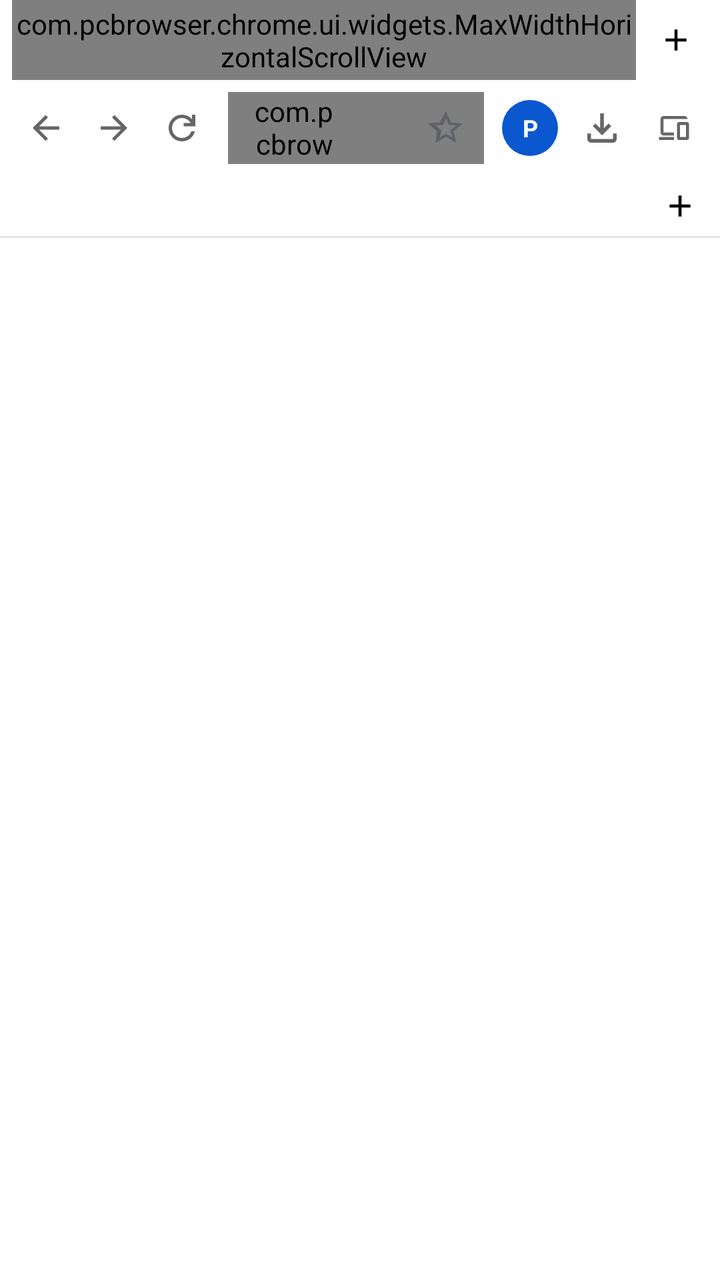
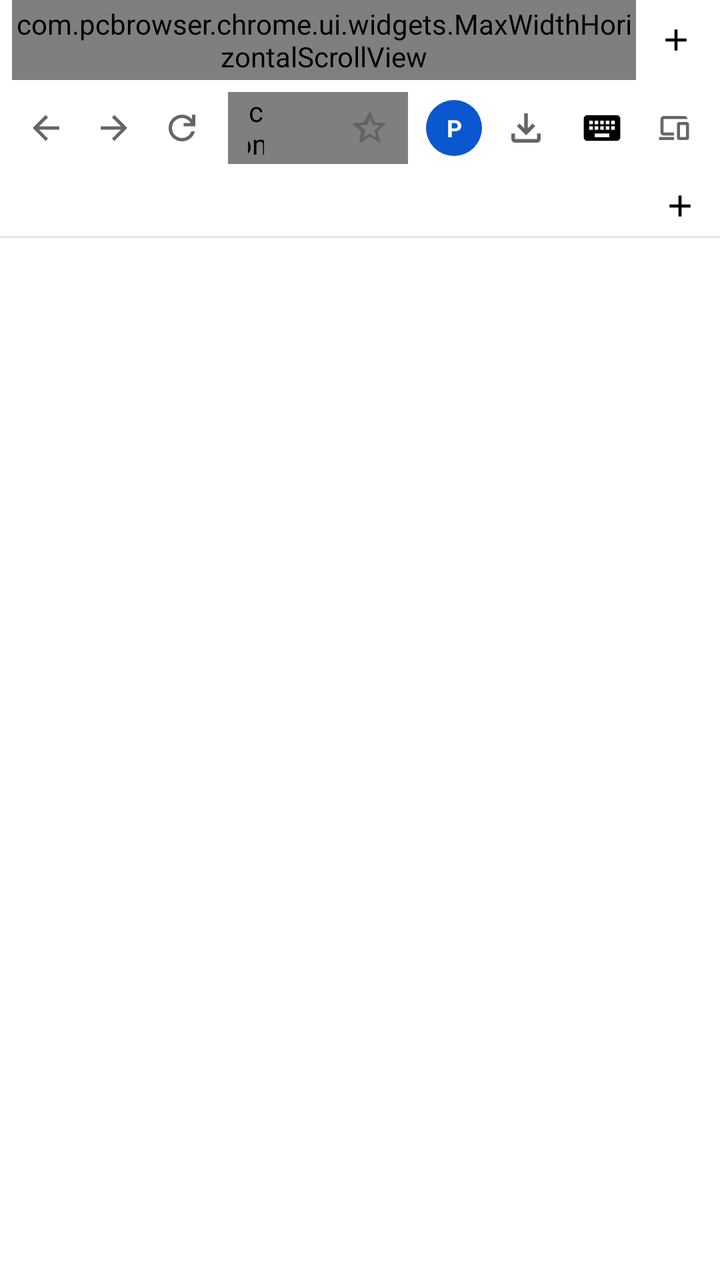

Two renders of the same Android screen: before a commit and after it. Below are the layout's source before the change and the commit's diff.
<!-- AndroidManifest.xml: application theme Theme.DeskWeb -->
<!-- res/layout/activity_main.xml -->
<?xml version="1.0" encoding="utf-8"?>
<LinearLayout xmlns:android="http://schemas.android.com/apk/res/android" xmlns:app="http://schemas.android.com/apk/res-auto"
    android:orientation="vertical"
    android:id="@+id/main_root"
    android:background="@color/ui_browser_settings_bg"
    android:layout_width="match_parent"
    android:layout_height="match_parent">
    <LinearLayout
        android:gravity="center_vertical"
        android:orientation="horizontal"
        android:id="@+id/titleBar"
        android:background="@color/ui_browser_titlebar_bg"
        android:layout_width="match_parent"
        android:layout_height="40dp"
        android:paddingStart="6dp"
        android:paddingEnd="6dp">
        <com.pcbrowser.chrome.ui.widgets.MaxWidthHorizontalScrollView
            android:id="@+id/tabScrollView"
            android:scrollbars="none"
            android:layout_width="0dp"
            android:layout_height="match_parent"
            android:layout_weight="1">
            <LinearLayout
                android:gravity="bottom"
                android:orientation="horizontal"
                android:id="@+id/tabStrip"
                android:layout_width="wrap_content"
                android:layout_height="match_parent"/>
        </com.pcbrowser.chrome.ui.widgets.MaxWidthHorizontalScrollView>
        <ImageButton
            android:id="@+id/btn_new_tab"
            android:background="@drawable/ui_browser_btn_primary_ripple"
            android:padding="7dp"
            android:layout_width="32dp"
            android:layout_height="32dp"
            android:src="@drawable/ui_browser_ic_add_regular"
            android:contentDescription="@string/browser_tab_new"
            android:layout_marginStart="4dp"/>
    </LinearLayout>
    <LinearLayout
        android:gravity="center_vertical"
        android:orientation="horizontal"
        android:id="@+id/toolbar"
        android:background="@color/ui_browser_toolbar_bg"
        android:paddingLeft="6dp"
        android:paddingTop="6dp"
        android:paddingRight="6dp"
        android:paddingBottom="6dp"
        android:layout_width="match_parent"
        android:layout_height="wrap_content"
        android:paddingHorizontal="6dp"
        android:paddingVertical="6dp">
        <ImageButton
            android:id="@+id/btn_back"
            android:background="@drawable/ui_browser_btn_nav"
            android:layout_width="34dp"
            android:layout_height="34dp"
            android:src="@drawable/ui_browser_ic_nav_left_20"
            android:contentDescription="@string/nav_go_back"/>
        <ImageButton
            android:id="@+id/btn_fwd"
            android:background="@drawable/ui_browser_btn_nav"
            android:layout_width="34dp"
            android:layout_height="34dp"
            android:src="@drawable/ui_browser_ic_nav_right_18"
            android:contentDescription="@string/nav_go_forward"/>
        <ImageButton
            android:id="@+id/btn_reload"
            android:background="@drawable/ui_browser_btn_nav"
            android:layout_width="34dp"
            android:layout_height="34dp"
            android:src="@drawable/ui_browser_ic_reload_20"
            android:contentDescription="@string/nav_reload"/>
        <FrameLayout
            android:layout_width="0dp"
            android:layout_height="36dp"
            android:layout_marginLeft="6dp"
            android:layout_marginRight="6dp"
            android:layout_weight="1"
            android:layout_marginHorizontal="6dp">
            <com.pcbrowser.chrome.ui.widgets.AddressBarView
                android:textSize="14sp"
                android:textColor="@color/text_default"
                android:textColorHint="@color/text_muted"
                android:ellipsize="end"
                android:id="@+id/addressBar"
                android:background="@drawable/ui_browser_edittext_search"
                android:layout_width="match_parent"
                android:layout_height="match_parent"
                android:hint="@string/browser_search_hint"
                android:maxLines="1"
                android:drawablePadding="8dp"
                android:completionThreshold="1"
                android:inputType="textUri"
                android:imeOptions="flagNoExtractUi|flagNoFullscreen|actionGo"
                android:dropDownHeight="wrap_content"
                android:dropDownVerticalOffset="8dp"
                android:drawableStart="@drawable/ui_browser_ic_google"
                android:paddingStart="10dp"
                android:paddingEnd="72dp"
                android:importantForAutofill="yes"/>
            <LinearLayout
                android:gravity="center_vertical"
                android:layout_gravity="end|center_vertical"
                android:orientation="horizontal"
                android:layout_width="wrap_content"
                android:layout_height="32dp"
                android:layout_marginEnd="4dp">
                <ImageButton
                    android:id="@+id/btn_clear_address"
                    android:background="@drawable/ui_browser_btn_nav"
                    android:padding="6dp"
                    android:visibility="gone"
                    android:layout_width="30dp"
                    android:layout_height="30dp"
                    android:src="@drawable/ui_browser_ic_close"
                    android:contentDescription="Clear"/>
                <ImageButton
                    android:id="@+id/btn_bookmark_star"
                    android:background="@drawable/ui_browser_btn_nav"
                    android:padding="5dp"
                    android:layout_width="30dp"
                    android:layout_height="30dp"
                    android:src="@drawable/ic_bookmark_star_24"
                    android:contentDescription="Bookmark this tab"/>
            </LinearLayout>
        </FrameLayout>
        <TextView
            android:textSize="12sp"
            android:textStyle="bold"
            android:textColor="#ffffff"
            android:gravity="center"
            android:id="@+id/btn_profile"
            android:background="@drawable/ui_browser_circle_avatar"
            android:focusable="true"
            android:clickable="true"
            android:layout_width="28dp"
            android:layout_height="28dp"
            android:layout_marginLeft="3dp"
            android:layout_marginRight="3dp"
            android:text="P"
            android:contentDescription="Switch Profile"
            android:layout_marginHorizontal="3dp"/>
        <ImageButton
            android:id="@+id/btn_downloads"
            android:background="@drawable/ui_browser_btn_nav"
            android:padding="6dp"
            android:layout_width="34dp"
            android:layout_height="34dp"
            android:layout_marginLeft="2dp"
            android:layout_marginRight="2dp"
            android:src="@drawable/ui_browser_ic_downloads"
            android:scaleType="centerCrop"
            android:contentDescription="@string/context_menu_downloads"
            android:layout_marginHorizontal="2dp"/>
        <ImageButton
            android:id="@+id/btn_menu"
            android:background="@drawable/ui_browser_btn_nav"
            android:padding="6dp"
            android:layout_width="34dp"
            android:layout_height="34dp"
            android:src="@drawable/ui_browser_ic_devices_18"
            android:contentDescription="@string/nav_settings"/>
    </LinearLayout>
    <LinearLayout
        android:gravity="center_vertical"
        android:orientation="horizontal"
        android:id="@+id/bookmarksBar"
        android:background="@color/ui_browser_toolbar_bg"
        android:layout_width="match_parent"
        android:layout_height="30dp"
        android:paddingStart="8dp"
        android:paddingEnd="8dp">
        <HorizontalScrollView
            android:scrollbars="none"
            android:layout_width="0dp"
            android:layout_height="match_parent"
            android:layout_weight="1">
            <LinearLayout
                android:gravity="center_vertical"
                android:orientation="horizontal"
                android:id="@+id/bookmarksContainer"
                android:layout_width="wrap_content"
                android:layout_height="match_parent"/>
        </HorizontalScrollView>
        <ImageButton
            android:id="@+id/btn_add_bookmark"
            android:background="@drawable/ui_browser_btn_nav"
            android:padding="5dp"
            android:layout_width="24dp"
            android:layout_height="24dp"
            android:src="@drawable/ui_browser_ic_add_regular"
            android:contentDescription="Add Bookmark"/>
    </LinearLayout>
    <View
        android:id="@+id/bookmarksDivider"
        android:background="@color/ui_card_border"
        android:layout_width="match_parent"
        android:layout_height="1dp"/>
    <ProgressBar
        android:id="@+id/pageProgressBar"
        android:visibility="gone"
        android:layout_width="match_parent"
        android:layout_height="2dp"
        android:max="100"
        android:indeterminate="false"
        android:progressDrawable="@color/ui_browser_ui_tint"
        style="?android:attr/progressBarStyleHorizontal"/>
    <FrameLayout
        android:id="@+id/contentFrame"
        android:layout_width="match_parent"
        android:layout_height="0dp"
        android:layout_weight="1">
        <FrameLayout
            android:id="@+id/tabContainer"
            android:layout_width="match_parent"
            android:layout_height="match_parent"/>
        <FrameLayout
            android:id="@+id/fullscreenCustomViewContainer"
            android:background="#000000"
            android:visibility="gone"
            android:layout_width="match_parent"
            android:layout_height="match_parent"/>
        <FrameLayout
            android:layout_gravity="end|top"
            android:id="@+id/overlay_container"
            android:visibility="gone"
            android:layout_width="wrap_content"
            android:layout_height="wrap_content"
            android:layout_marginTop="8dp"
            android:layout_marginEnd="12dp"
            android:elevation="12dp"/>
        <LinearLayout
            android:id="@+id/btnExitFullscreen"
            android:orientation="horizontal"
            android:gravity="center_vertical"
            android:background="@drawable/ui_browser_bg_exit_fullscreen"
            android:paddingStart="14dp"
            android:paddingEnd="14dp"
            android:paddingTop="7dp"
            android:paddingBottom="7dp"
            android:visibility="gone"
            android:clickable="true"
            android:focusable="true"
            android:layout_gravity="top|end"
            android:layout_marginTop="12dp"
            android:layout_marginEnd="16dp"
            android:elevation="14dp"
            android:layout_width="wrap_content"
            android:layout_height="wrap_content">
            <ImageView
                android:src="@drawable/ic_fullscreen_exit_24"
                android:layout_width="18dp"
                android:layout_height="18dp"/>
            <TextView
                android:text="@string/browser_exit_fullscreen"
                android:textColor="#ffffff"
                android:textSize="12sp"
                android:textStyle="bold"
                android:layout_marginStart="8dp"
                android:layout_width="wrap_content"
                android:layout_height="wrap_content"/>
        </LinearLayout>
    </FrameLayout>
</LinearLayout>
<!-- resources referenced by this layout -->
<resources>
  <color name="text_default">#000000</color>
  <color name="text_muted">#b3000000</color>
  <color name="ui_browser_settings_bg">#ffffff</color>
  <color name="ui_browser_titlebar_bg">#ffffff</color>
  <color name="ui_browser_toolbar_bg">#ffffff</color>
  <color name="ui_browser_ui_tint">#0b57d0</color>
  <color name="ui_card_border">#e5e5e5</color>
  <!-- drawable ic_fullscreen_exit_24 (drawable) -->
  <vector xmlns:android="http://schemas.android.com/apk/res/android"
      android:width="20dp"
      android:height="20dp"
      android:viewportWidth="24"
      android:viewportHeight="24">
      <path
          android:fillColor="#FFFFFF"
          android:pathData="M5,16h3v3h2v-5H5v2zm3,-8H5v2h5V5H8v3zm6,11h2v-3h3v-2h-5v5zm2,-14v3h3v2h-5V5h2z"/>
  </vector>
  <!-- drawable ui_browser_bg_exit_fullscreen (drawable) -->
  <?xml version="1.0" encoding="utf-8"?>
  <ripple xmlns:android="http://schemas.android.com/apk/res/android"
      android:color="#44ffffff">
      <item>
          <shape android:shape="rectangle">
              <solid android:color="#D9202124" />
              <stroke android:width="1dp" android:color="#44FFFFFF" />
              <corners android:radius="18dp" />
          </shape>
      </item>
  </ripple>
  <!-- drawable ui_browser_circle_avatar (drawable) -->
  <?xml version="1.0" encoding="utf-8"?>
  <shape xmlns:android="http://schemas.android.com/apk/res/android" android:shape="oval">
      <solid android:color="@color/colorPrimary"/>
  </shape>
  <!-- drawable ui_browser_ic_add_regular (drawable) -->
  <?xml version="1.0" encoding="utf-8"?>
  <vector xmlns:android="http://schemas.android.com/apk/res/android"
      android:height="18dp"
      android:width="18dp"
      android:viewportWidth="24"
      android:viewportHeight="24">
      <path
          android:fillColor="@color/text_default"
          android:pathData="M11 11V5h2v6h6v2h-6v6h-2v-6H5v-2z"/>
  </vector>
  <string name="browser_exit_fullscreen">Exit full screen</string>
  <string name="browser_search_hint">Search Google or type a URL</string>
  <string name="browser_tab_new">New tab</string>
  <string name="context_menu_downloads">Downloads</string>
  <string name="nav_go_back">Back</string>
  <string name="nav_go_forward">Forward</string>
  <string name="nav_reload">Reload</string>
  <string name="nav_settings">Settings</string>
  <style name="Theme.DeskWeb" parent="Theme.AppCompat.Light.NoActionBar">
          <item name="colorPrimary">@color/colorPrimary</item>
          <item name="colorPrimaryDark">@color/colorPrimaryDark</item>
          <item name="colorAccent">@color/colorAccent</item>
          <item name="android:windowBackground">@color/ui_browser_settings_bg</item>
          <item name="android:windowNoTitle">true</item>
          <item name="android:windowActionBar">false</item>
      </style>
  <color name="ui_browser_btn_subtle_pressed">#40999999</color>
  <color name="ui_browser_tint_ripple_primary">#a8c7fa</color>
  <color name="colorPrimary">#0b57d0</color>
  <color name="widget_btn_secondary_bg_pressed">#edf3f4</color>
  <color name="ui_browser_search_bg">#edf2fa</color>
  <color name="colorPrimaryDark">#0842a0</color>
  <color name="colorAccent">#0b57d0</color>
  <!-- unchanged entries left out for length: 11 -->
</resources>

<!-- the commit's change to res/layout/activity_main.xml (unified diff, before → after) -->
@@ -154,6 +154,18 @@
             android:contentDescription="@string/context_menu_downloads"
             android:layout_marginHorizontal="2dp"/>
         <ImageButton
+            android:id="@+id/btn_keyboard_toggle"
+            android:background="@drawable/ui_browser_btn_nav"
+            android:padding="6dp"
+            android:layout_width="34dp"
+            android:layout_height="34dp"
+            android:layout_marginLeft="2dp"
+            android:layout_marginRight="2dp"
+            android:src="@drawable/ic_keyboard_black_24dp"
+            android:scaleType="fitCenter"
+            android:contentDescription="Toggle Virtual Keyboard"
+            android:layout_marginHorizontal="2dp"/>
+        <ImageButton
             android:id="@+id/btn_menu"
             android:background="@drawable/ui_browser_btn_nav"
             android:padding="6dp"
<!-- resource entries referenced after the edit -->
@@ -16,6 +16,17 @@
       <path
           android:fillColor="#FFFFFF"
           android:pathData="M5,16h3v3h2v-5H5v2zm3,-8H5v2h5V5H8v3zm6,11h2v-3h3v-2h-5v5zm2,-14v3h3v2h-5V5h2z"/>
+  </vector>
+  <!-- drawable ic_keyboard_black_24dp (drawable) -->
+  <?xml version="1.0" encoding="utf-8"?>
+  <vector xmlns:android="http://schemas.android.com/apk/res/android"
+      android:height="24dp"
+      android:width="24dp"
+      android:viewportWidth="24"
+      android:viewportHeight="24">
+      <path
+          android:fillColor="#000000"
+          android:pathData="M20,5L4,5c-1.1,0 -1.99,0.9 -1.99,2L2,17c0,1.1 0.9,2 2,2h16c1.1,0 2,-0.9 2,-2L22,7c0,-1.1 -0.9,-2 -2,-2zM11,8h2v2h-2L11,8zM11,11h2v2h-2v-2zM8,8h2v2L8,10L8,8zM8,11h2v2L8,13v-2zM7,13L5,13v-2h2v2zM7,10L5,10L5,8h2v2zM16,17L8,17v-2h8v2zM16,13h-2v-2h2v2zM16,10h-2L14,8h2v2zM19,13h-2v-2h2v2zM19,10h-2L17,8h2v2z"/>
   </vector>
   <!-- drawable ui_browser_bg_exit_fullscreen (drawable) -->
   <?xml version="1.0" encoding="utf-8"?>
